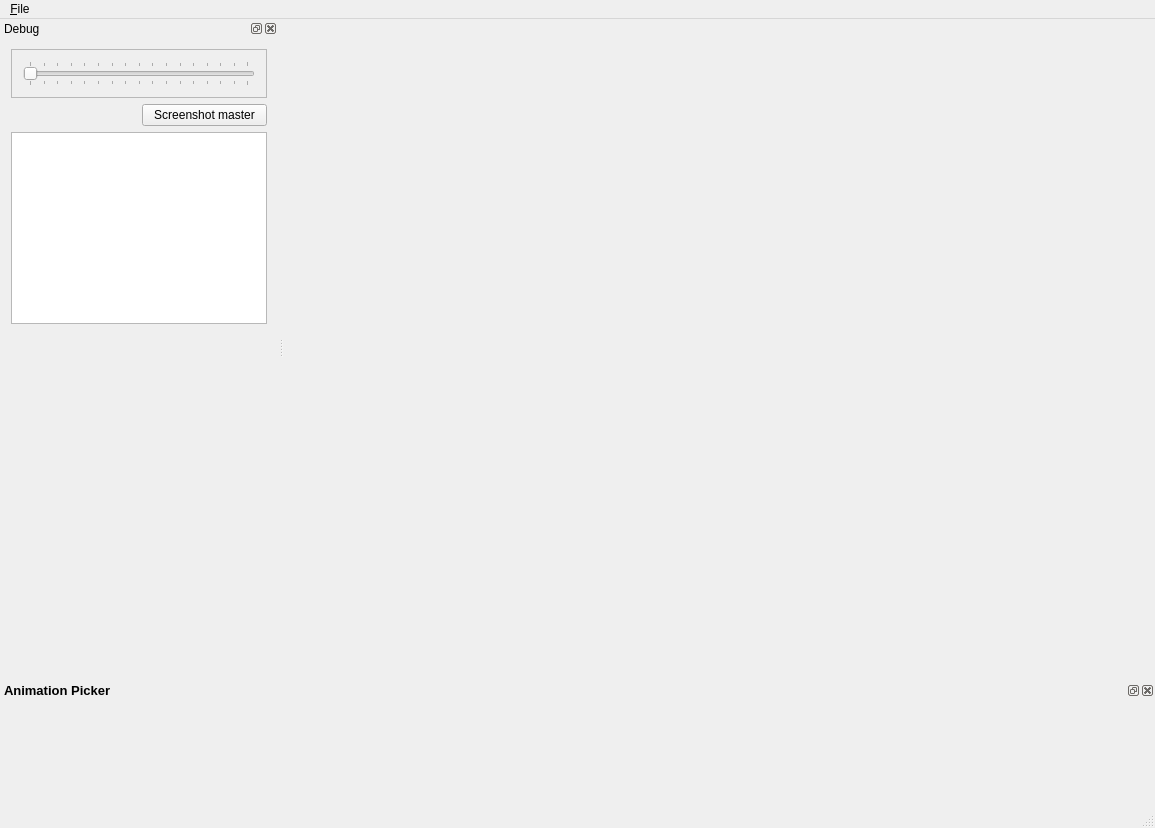
minotor-org/minotor, file mainwindow.ui: the form before one commit.
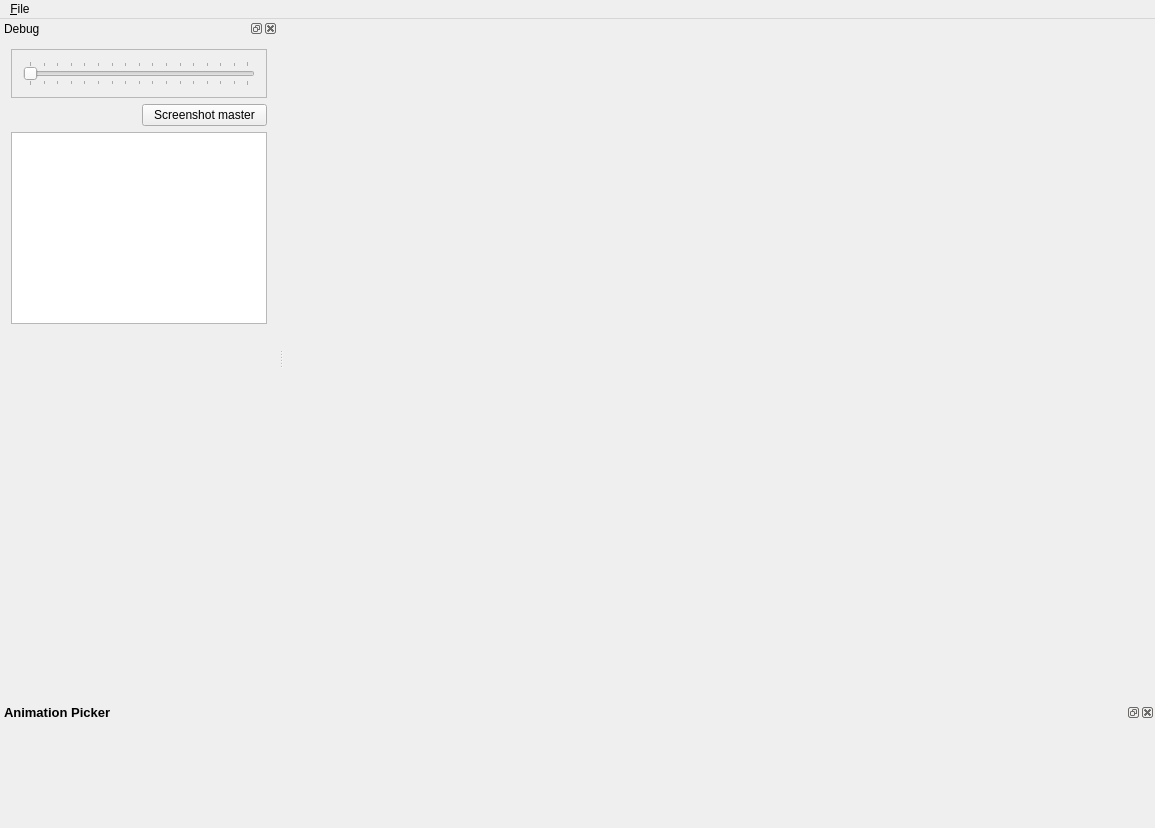
The form after the commit.

```diff
--- a/mainwindow.ui
+++ b/mainwindow.ui
@@ -34,7 +34,6 @@
    </widget>
    <addaction name="menu_File"/>
   </widget>
-  <widget class="QStatusBar" name="statusBar"/>
   <widget class="QDockWidget" name="dwDebug">
    <property name="windowTitle">
     <string>Debug</string>
```
Left out of the diff: 2 changed lines with no effect on the pictures.
